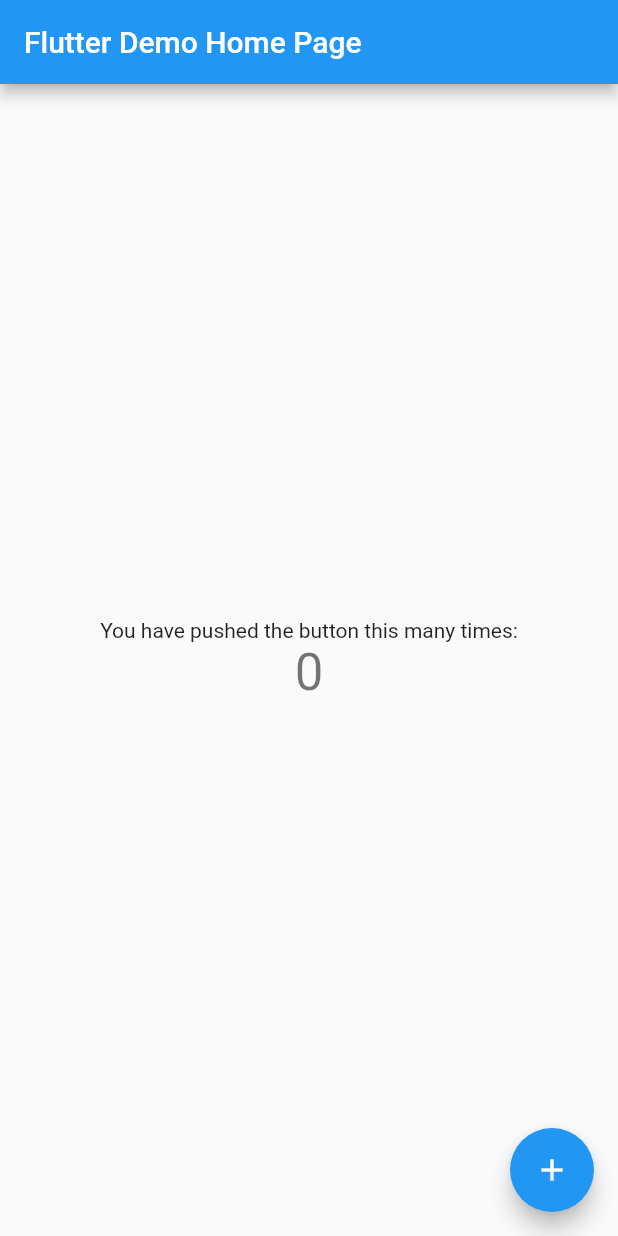
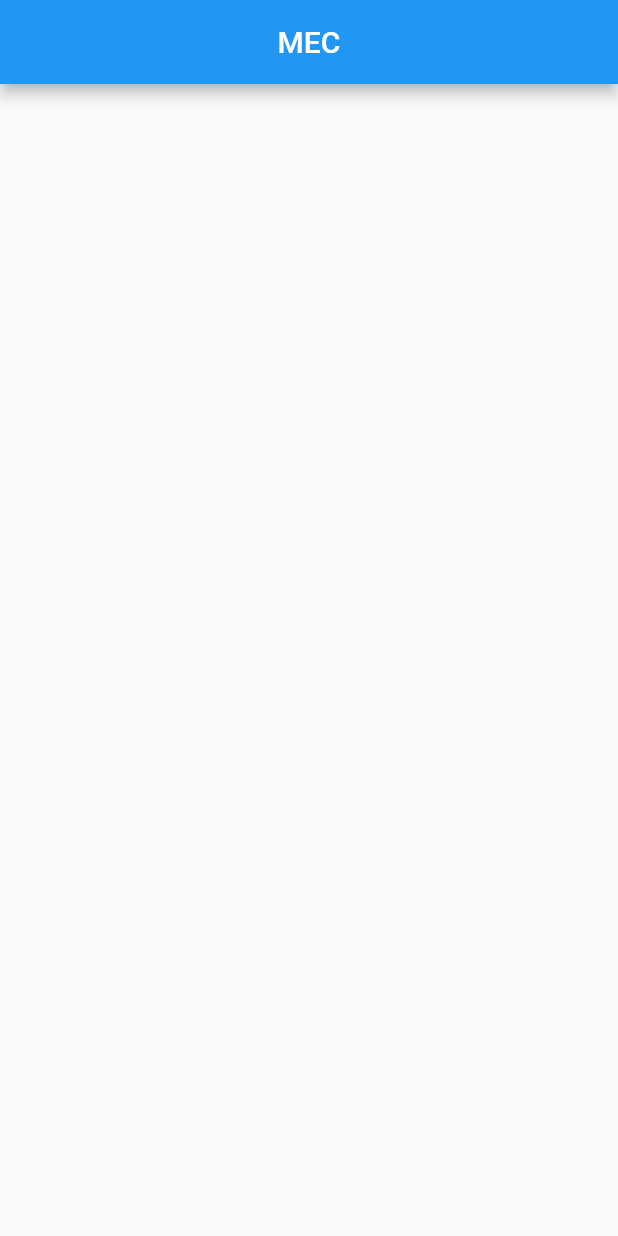
Before and after one commit to NivasReddy21/MecManagementApp, a Flutter app: the screen it shows after launch, on a phone screen of 412 x 824 dp. Run offline on Flutter 3.47's test engine with Material 2 defaults, Android fonts, the phone set to English and light mode, and no system bars.

Commit message:
basic structure in flutter

```diff
--- a/mec_management_app/lib/main.dart
+++ b/mec_management_app/lib/main.dart
@@ -1,111 +1,30 @@
 import 'package:flutter/material.dart';
+import 'package:mec_management_app/pages/login.dart';
+import 'package:mec_management_app/pages/signup.dart';
 
-void main() => runApp(MyApp());
+void main() => runApp(MaterialApp(
+      routes: {
+        '/': (context) => Home(),
+        '/login': (context) => Login(),
+        '/signup': (context) => Signup()
+      },
+      debugShowCheckedModeBanner: false,
+    ));
 
-class MyApp extends StatelessWidget {
-  // This widget is the root of your application.
+class Home extends StatefulWidget {
+  @override
+  _HomeState createState() => _HomeState();
+}
+
+class _HomeState extends State<Home> {
   @override
   Widget build(BuildContext context) {
-    return MaterialApp(
-      title: 'Flutter Demo',
-      theme: ThemeData(
-        // This is the theme of your application.
-        //
-        // Try running your application with "flutter run". You'll see the
-        // application has a blue toolbar. Then, without quitting the app, try
-        // changing the primarySwatch below to Colors.green and then invoke
-        // "hot reload" (press "r" in the console where you ran "flutter run",
-        // or simply save your changes to "hot reload" in a Flutter IDE).
-        // Notice that the counter didn't reset back to zero; the application
-        // is not restarted.
-        primarySwatch: Colors.blue,
+    return Scaffold(
+      body: Stack(),
+      appBar: AppBar(
+        title: Text('MEC'),
+        centerTitle: true,
       ),
-      home: MyHomePage(title: 'Flutter Demo Home Page'),
     );
   }
 }
-
-class MyHomePage extends StatefulWidget {
-  MyHomePage({Key key, this.title}) : super(key: key);
-
-  // This widget is the home page of your application. It is stateful, meaning
-  // that it has a State object (defined below) that contains fields that affect
-  // how it looks.
-
-  // This class is the configuration for the state. It holds the values (in this
-  // case the title) provided by the parent (in this case the App widget) and
-  // used by the build method of the State. Fields in a Widget subclass are
-  // always marked "final".
-
-  final String title;
-
-  @override
-  _MyHomePageState createState() => _MyHomePageState();
-}
-
-class _MyHomePageState extends State<MyHomePage> {
-  int _counter = 0;
-
-  void _incrementCounter() {
-    setState(() {
-      // This call to setState tells the Flutter framework that something has
-      // changed in this State, which causes it to rerun the build method below
-      // so that the display can reflect the updated values. If we changed
-      // _counter without calling setState(), then the build method would not be
-      // called again, and so nothing would appear to happen.
-      _counter++;
-    });
-  }
-
-  @override
-  Widget build(BuildContext context) {
-    // This method is rerun every time setState is called, for instance as done
-    // by the _incrementCounter method above.
-    //
-    // The Flutter framework has been optimized to make rerunning build methods
-    // fast, so that you can just rebuild anything that needs updating rather
-    // than having to individually change instances of widgets.
-    return Scaffold(
-      appBar: AppBar(
-        // Here we take the value from the MyHomePage object that was created by
-        // the App.build method, and use it to set our appbar title.
-        title: Text(widget.title),
-      ),
-      body: Center(
-        // Center is a layout widget. It takes a single child and positions it
-        // in the middle of the parent.
-        child: Column(
-          // Column is also a layout widget. It takes a list of children and
-          // arranges them vertically. By default, it sizes itself to fit its
-          // children horizontally, and tries to be as tall as its parent.
-          //
-          // Invoke "debug painting" (press "p" in the console, choose the
-          // "Toggle Debug Paint" action from the Flutter Inspector in Android
-          // Studio, or the "Toggle Debug Paint" command in Visual Studio Code)
-          // to see the wireframe for each widget.
-          //
-          // Column has various properties to control how it sizes itself and
-          // how it positions its children. Here we use mainAxisAlignment to
-          // center the children vertically; the main axis here is the vertical
-          // axis because Columns are vertical (the cross axis would be
-          // horizontal).
-          mainAxisAlignment: MainAxisAlignment.center,
-          children: <Widget>[
-            Text(
-              'You have pushed the button this many times:',
-            ),
-            Text(
-              '$_counter',
-              style: Theme.of(context).textTheme.display1,
-            ),
-          ],
-        ),
-      ),
-      floatingActionButton: FloatingActionButton(
-        onPressed: _incrementCounter,
-        tooltip: 'Increment',
-        child: Icon(Icons.add),
-      ), // This trailing comma makes auto-formatting nicer for build methods.
-    );
-  }
-}
```
Also changed, not shown: mec_management_app/lib/pages/login.dart (added, +15 -0 lines), mec_management_app/lib/pages/signup.dart (added, +15 -0 lines), 1 other file.
